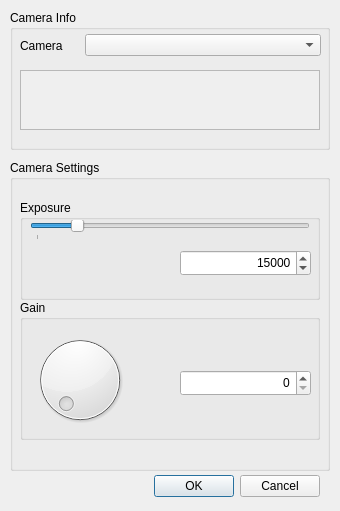
sarace77/QeekVision, file src/gigesettings.ui: the form before one commit.
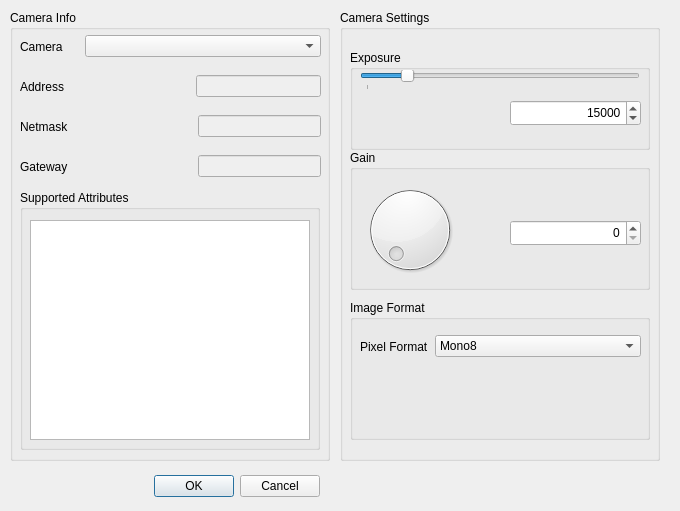
The form after the commit.

The edit to the form file:
```diff
--- a/src/gigesettings.ui
+++ b/src/gigesettings.ui
@@ -6,7 +6,7 @@
    <rect>
     <x>0</x>
     <y>0</y>
-    <width>340</width>
+    <width>680</width>
     <height>511</height>
    </rect>
   </property>
@@ -35,7 +35,7 @@
      <x>10</x>
      <y>10</y>
      <width>320</width>
-     <height>140</height>
+     <height>451</height>
     </rect>
    </property>
    <property name="title">
@@ -47,7 +47,7 @@
       <x>10</x>
       <y>20</y>
       <width>301</width>
-      <height>31</height>
+      <height>33</height>
      </rect>
     </property>
     <layout class="QHBoxLayout" name="horizontalLayout">
@@ -76,27 +76,163 @@
      </item>
     </layout>
    </widget>
-   <widget class="QListWidget" name="cameraNetInfo">
-    <property name="enabled">
-     <bool>false</bool>
-    </property>
+   <widget class="QWidget" name="horizontalLayoutWidget_2">
     <property name="geometry">
      <rect>
       <x>10</x>
       <y>60</y>
+      <width>301</width>
+      <height>33</height>
+     </rect>
+    </property>
+    <layout class="QHBoxLayout" name="addressLayout">
+     <item>
+      <widget class="QLabel" name="addressLabel">
+       <property name="text">
+        <string>Address</string>
+       </property>
+      </widget>
+     </item>
+     <item>
+      <spacer name="horizontalSpacer">
+       <property name="orientation">
+        <enum>Qt::Horizontal</enum>
+       </property>
+       <property name="sizeHint" stdset="0">
+        <size>
+         <width>40</width>
+         <height>20</height>
+        </size>
+       </property>
+      </spacer>
+     </item>
+     <item>
+      <widget class="QLineEdit" name="addressLineEdit">
+       <property name="enabled">
+        <bool>false</bool>
+       </property>
+       <property name="alignment">
+        <set>Qt::AlignRight|Qt::AlignTrailing|Qt::AlignVCenter</set>
+       </property>
+      </widget>
+     </item>
+    </layout>
+   </widget>
+   <widget class="QWidget" name="horizontalLayoutWidget_3">
+    <property name="geometry">
+     <rect>
+      <x>10</x>
+      <y>100</y>
+      <width>301</width>
+      <height>33</height>
+     </rect>
+    </property>
+    <layout class="QHBoxLayout" name="addressLayout_2">
+     <item>
+      <widget class="QLabel" name="addressLabel_2">
+       <property name="text">
+        <string>Netmask</string>
+       </property>
+      </widget>
+     </item>
+     <item>
+      <spacer name="horizontalSpacer_2">
+       <property name="orientation">
+        <enum>Qt::Horizontal</enum>
+       </property>
+       <property name="sizeHint" stdset="0">
+        <size>
+         <width>40</width>
+         <height>20</height>
+        </size>
+       </property>
+      </spacer>
+     </item>
+     <item>
+      <widget class="QLineEdit" name="netmaskLineEdit">
+       <property name="enabled">
+        <bool>false</bool>
+       </property>
+       <property name="alignment">
+        <set>Qt::AlignRight|Qt::AlignTrailing|Qt::AlignVCenter</set>
+       </property>
+      </widget>
+     </item>
+    </layout>
+   </widget>
+   <widget class="QWidget" name="horizontalLayoutWidget_4">
+    <property name="geometry">
+     <rect>
+      <x>10</x>
+      <y>140</y>
+      <width>301</width>
+      <height>33</height>
+     </rect>
+    </property>
+    <layout class="QHBoxLayout" name="addressLayout_3">
+     <item>
+      <widget class="QLabel" name="addressLabel_3">
+       <property name="text">
+        <string>Gateway</string>
+       </property>
+      </widget>
+     </item>
+     <item>
+      <spacer name="horizontalSpacer_3">
+       <property name="orientation">
+        <enum>Qt::Horizontal</enum>
+       </property>
+       <property name="sizeHint" stdset="0">
+        <size>
+         <width>40</width>
+         <height>20</height>
+        </size>
+       </property>
+      </spacer>
+     </item>
+     <item>
+      <widget class="QLineEdit" name="gatewayLineEdit">
+       <property name="enabled">
+        <bool>false</bool>
+       </property>
+       <property name="alignment">
+        <set>Qt::AlignRight|Qt::AlignTrailing|Qt::AlignVCenter</set>
+       </property>
+      </widget>
+     </item>
+    </layout>
+   </widget>
+   <widget class="QGroupBox" name="groupBox_4">
+    <property name="geometry">
+     <rect>
+      <x>10</x>
+      <y>180</y>
       <width>300</width>
-      <height>60</height>
+      <height>260</height>
      </rect>
     </property>
+    <property name="title">
+     <string>Supported Attributes</string>
+    </property>
+    <widget class="QListWidget" name="attrubutesListWidget">
+     <property name="geometry">
+      <rect>
+       <x>10</x>
+       <y>30</y>
+       <width>280</width>
+       <height>220</height>
+      </rect>
+     </property>
+    </widget>
    </widget>
   </widget>
   <widget class="QGroupBox" name="cameraSettingsBox">
    <property name="geometry">
     <rect>
-     <x>10</x>
-     <y>160</y>
+     <x>340</x>
+     <y>10</y>
      <width>320</width>
-     <height>311</height>
+     <height>451</height>
     </rect>
    </property>
    <property name="title">
@@ -219,6 +355,64 @@
      </property>
     </widget>
    </widget>
+   <widget class="QGroupBox" name="groupBox_3">
+    <property name="geometry">
+     <rect>
+      <x>10</x>
+      <y>290</y>
+      <width>300</width>
+      <height>140</height>
+     </rect>
+    </property>
+    <property name="title">
+     <string>Image Format</string>
+    </property>
+    <widget class="QWidget" name="horizontalLayoutWidget_5">
+     <property name="geometry">
+      <rect>
+       <x>10</x>
+       <y>30</y>
+       <width>281</width>
+       <height>33</height>
+      </rect>
+     </property>
+     <layout class="QHBoxLayout" name="cameraLayout_2">
+      <item>
+       <widget class="QLabel" name="label_2">
+        <property name="sizePolicy">
+         <sizepolicy hsizetype="Preferred" vsizetype="Preferred">
+          <horstretch>1</horstretch>
+          <verstretch>0</verstretch>
+         </sizepolicy>
+        </property>
+        <property name="text">
+         <string>Pixel Format</string>
+        </property>
+       </widget>
+      </item>
+      <item>
+       <widget class="QComboBox" name="pixelFormatCombo">
+        <property name="sizePolicy">
+         <sizepolicy hsizetype="Preferred" vsizetype="Fixed">
+          <horstretch>4</horstretch>
+          <verstretch>0</verstretch>
+         </sizepolicy>
+        </property>
+        <item>
+         <property name="text">
+          <string>Mono8</string>
+         </property>
+        </item>
+        <item>
+         <property name="text">
+          <string>Bgr24</string>
+         </property>
+        </item>
+       </widget>
+      </item>
+     </layout>
+    </widget>
+   </widget>
   </widget>
  </widget>
  <resources/>
```
Left out of the diff: 2 changed lines with no effect on the pictures.
